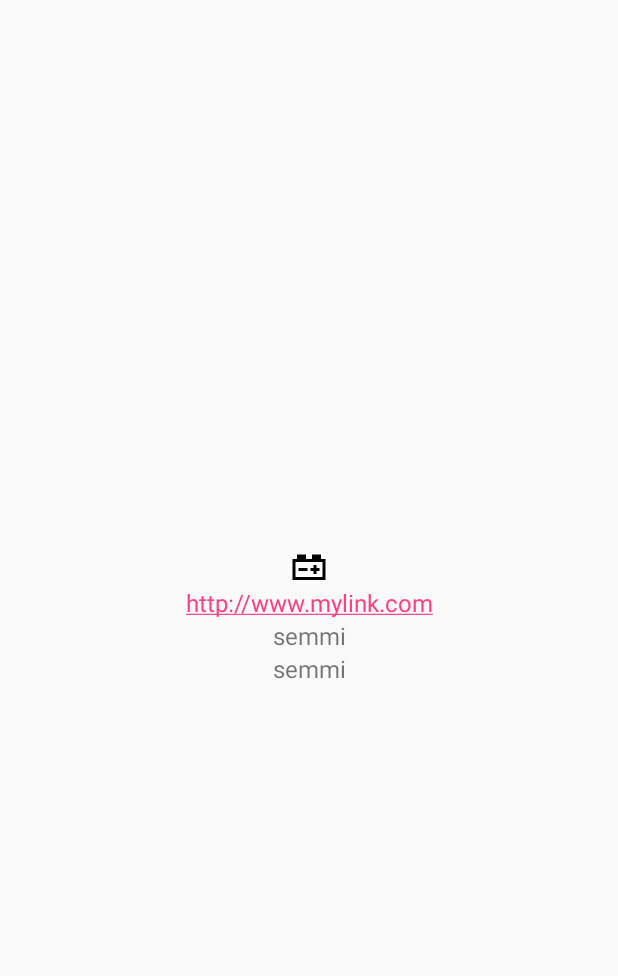
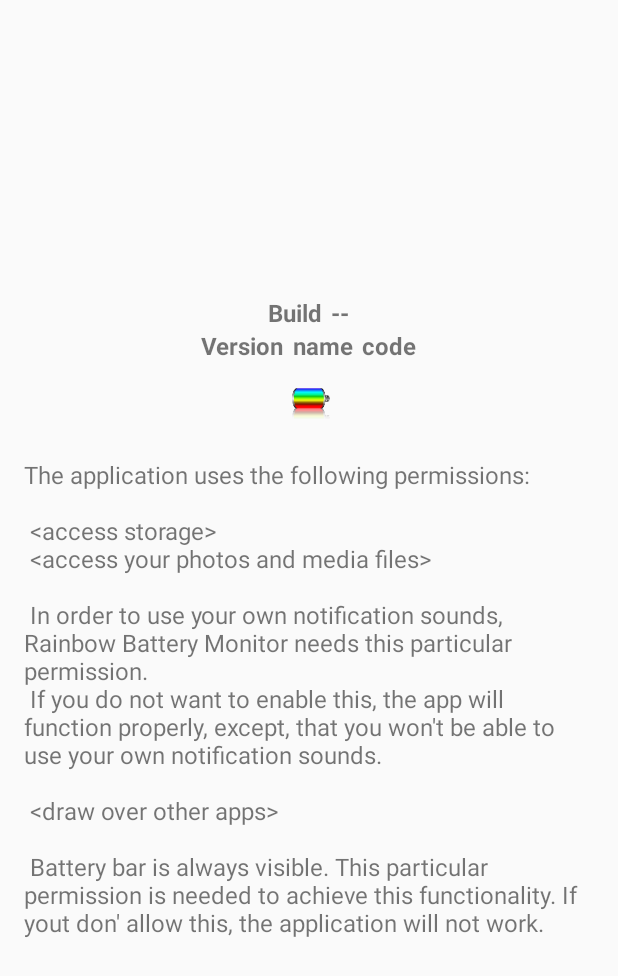
Before and after one commit to bangkokguy/RainbowBattery, an Android app: the layout custom_preference.xml on its own in the app's theme, with its tools: preview values and no code run, on a phone screen of 412 x 824 dp. Shown: the top 976 px of the screen. Run offline under Robolectric (Android 15) with nearby library versions, the phone set to English and light mode, and no system bars.

Commit message:
marie 10 Debug
Release candidate
About Info is ready to deploy

on e6230

```diff
--- a/app/src/main/res/layout/custom_preference.xml
+++ b/app/src/main/res/layout/custom_preference.xml
@@ -6,31 +6,69 @@
     android:gravity="center_vertical"
     android:orientation="vertical">
 
+    <!--android:autoLink="all"-->
+    <LinearLayout
+        android:orientation="horizontal"
+        android:layout_width="match_parent"
+        android:layout_height="wrap_content"
+        android:gravity="center_horizontal" >
+        <TextView
+            android:layout_width="wrap_content"
+            android:layout_height="wrap_content"
+            android:paddingRight="6dp"
+            android:textStyle="bold"
+            android:text="Build" />
+        <TextView
+            android:id="@+id/build_type"
+            android:layout_width="wrap_content"
+            android:layout_height="wrap_content"
+            android:textStyle="bold"
+            android:text="--" />
+    </LinearLayout>
+
+    <LinearLayout
+        android:orientation="horizontal"
+        android:layout_width="match_parent"
+        android:layout_height="wrap_content"
+        android:gravity="center_horizontal"
+        android:paddingBottom="16dp">
+
+        <TextView
+            android:layout_width="wrap_content"
+            android:layout_height="wrap_content"
+            android:text="Version"
+            android:textStyle="bold" />
+        <TextView
+            android:id="@+id/version_name"
+            android:layout_width="wrap_content"
+            android:layout_height="wrap_content"
+            android:paddingLeft="6dp"
+            android:paddingRight="6dp"
+            android:textStyle="bold"
+            android:text="name" />
+        <TextView
+            android:id="@+id/version_code"
+            android:layout_width="wrap_content"
+            android:layout_height="wrap_content"
+            android:textStyle="bold"
+            android:text="code" />
+    </LinearLayout>
+
     <ImageView
         android:layout_width="match_parent"
         android:layout_height="wrap_content"
         android:gravity="center"
-        android:src="@drawable/car_battery" />
+        android:src="@mipmap/rainbow_battery_128x128_v30" />
 
     <TextView
-        android:id="@+id/build_type"
-        android:layout_width="match_parent"
+        android:layout_width="wrap_content"
         android:layout_height="wrap_content"
-        android:autoLink="all"
-        android:gravity="center"
-        android:text="http://www.mylink.com" />
+        android:layout_gravity="left"
+        android:paddingLeft="16dp"
+        android:paddingRight="16dp"
+        android:paddingTop="16dp"
+        android:text="@string/pref_header_about_permissions"
+        android:textAllCaps="false" />
 
-    <TextView
-        android:id="@+id/version_name"
-        android:layout_width="match_parent"
-        android:layout_height="wrap_content"
-        android:gravity="center"
-        android:text="semmi" />
 
-    <TextView
-        android:id="@+id/version_code"
-        android:layout_width="match_parent"
-        android:layout_height="wrap_content"
-        android:gravity="center"
-        android:text="semmi" />
 </LinearLayout>
--- a/app/src/main/res/values/strings.xml
+++ b/app/src/main/res/values/strings.xml
@@ -22,10 +22,39 @@
     <string name="pref_header_settings">Settings</string>
 
     <string name="pref_header_general">General</string>
+    <string name="pref_header_general_summary">Change
+        the general behavior</string>
+
     <string name="pref_header_notification">Notification Layout</string>
+    <string name="pref_header_notification_summary">Specify the information
+        shown in the system message</string>
+
     <string name="pref_header_layout">Battery Bar Layout</string>
+    <string name="pref_header_layout_summary">Customize the battery
+        bar layout and position</string>
+
     <string name="pref_header_sound">Sound Notifications</string>
+    <string name="pref_header_sound_summary">Define notification
+        sounds for diverse battery events</string>
+
     <string name="pref_header_about">- About -</string>
+    <string name="pref_header_about_permissions">
+        The application uses the following permissions:\n\n
+        &lt;access storage&gt;\n
+        &lt;access your photos and media files&gt;\n\n
+        In order to use your own notification sounds, Rainbow
+        Battery Monitor needs this particular permission.\n
+        If you do not want to enable this, the app will
+        function properly, except, that you won\'t be able to use your
+        own notification sounds.\n\n
+        &lt;draw over other apps&gt;\n\n
+        Battery bar is always visible.
+        This particular permission
+        is needed to achieve this functionality. If yout don\' allow this,
+        the application will not work.
+
+    </string>
+
     <!-- -->
     <string name="start_on_boot">Start on boot</string>
     <string name="start_on_boot_s">If on, the battery monitor will start on boot.</string>
--- a/app/src/main/res/xml/pref_headers.xml
+++ b/app/src/main/res/xml/pref_headers.xml
@@ -5,22 +5,27 @@
     <header
         android:fragment="bangkokguy.development.android.rainbowbattery.SettingsActivity$GeneralPreferenceFragment"
         android:icon="@drawable/ic_info_black_24dp"
-        android:title="@string/pref_header_general"/>
+        android:title="@string/pref_header_general"
+        android:summary="@string/pref_header_general_summary"/>
 
     <header
         android:fragment="bangkokguy.development.android.rainbowbattery.SettingsActivity$LayoutPreferenceFragment"
         android:icon="@drawable/ic_line_weight_black_24dp"
-        android:title="@string/pref_header_layout"/>
+        android:title="@string/pref_header_layout"
+        android:summary="@string/pref_header_layout_summary"
+        android:breadCrumbShortTitle="short title"/>
 
     <header
         android:fragment="bangkokguy.development.android.rainbowbattery.SettingsActivity$NotificationPreferenceFragment"
         android:icon="@drawable/ic_message_black_24dp"
-        android:title="@string/pref_header_notification"/>
+        android:title="@string/pref_header_notification"
+        android:summary="@string/pref_header_notification_summary"/>
 
     <header
         android:fragment="bangkokguy.development.android.rainbowbattery.SettingsActivity$SoundPreferenceFragment"
         android:icon="@drawable/ic_notifications_black_24dp"
-        android:title="@string/pref_header_sound"/>
+        android:title="@string/pref_header_sound"
+        android:summary="@string/pref_header_sound_summary"/>
 
     <header
         android:fragment="bangkokguy.development.android.rainbowbattery.AboutPreferenceFragment"
```
